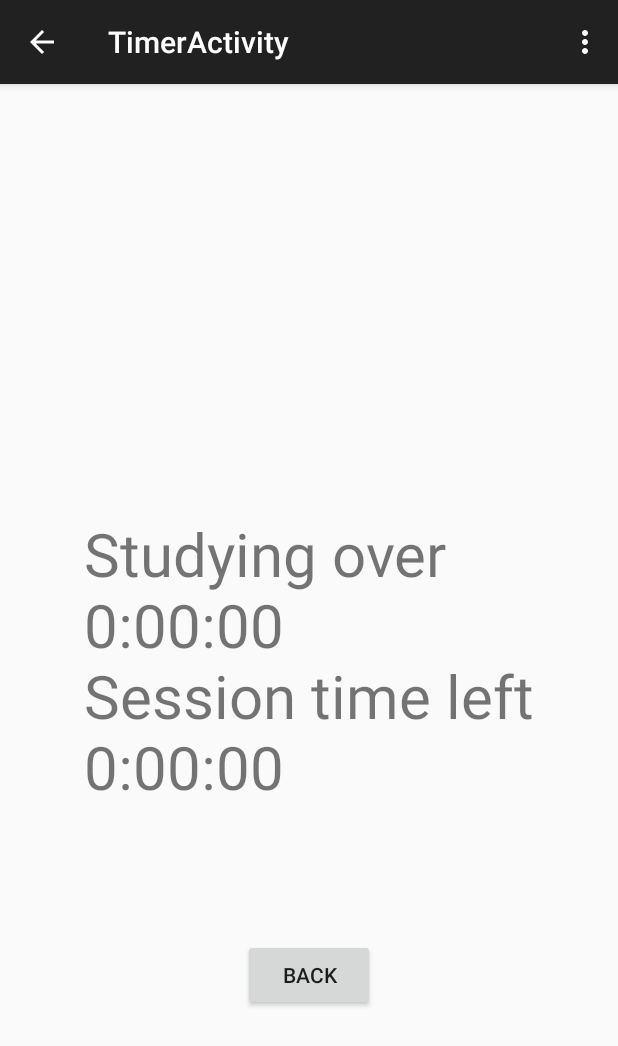
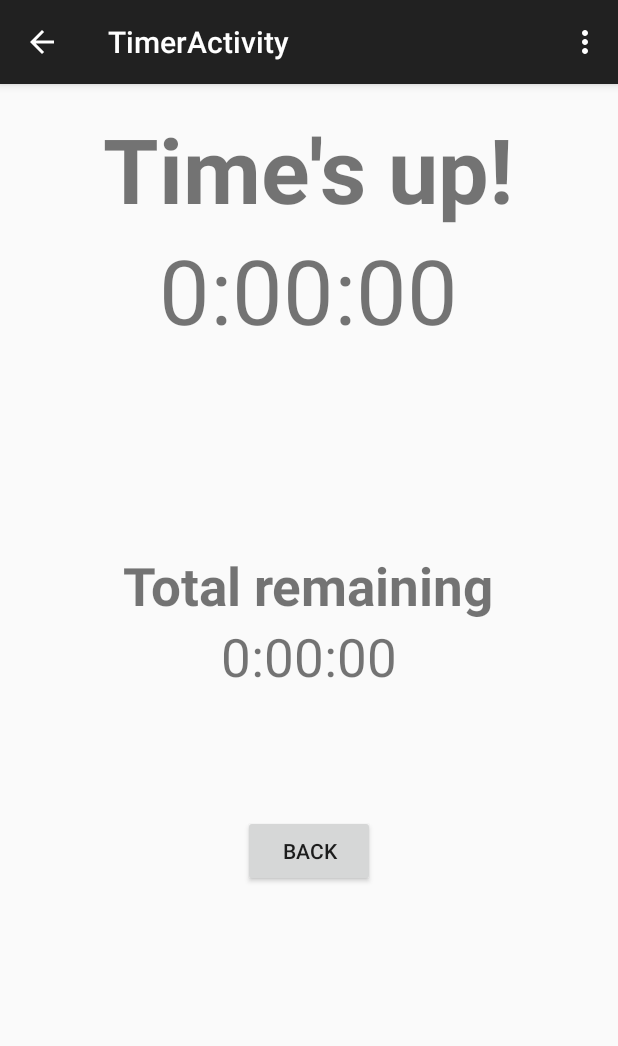
Before and after one commit to astonActiveTeam4/StudyTimer, an Android app: the TimerActivity screen opened directly, with no data from a screen before it, on a phone screen of 412 x 824 dp. Shown: the top 1046 px of the screen. Run offline under Robolectric (Android 15) with nearby library versions, the phone set to English and light mode, and no system bars.

Commit message:
Improved running timer UI.

```diff
--- a/StudyTimer/src/main/java/aston/team4/studytimer/TimerActivity.java
+++ b/StudyTimer/src/main/java/aston/team4/studytimer/TimerActivity.java
@@ -29,7 +29,10 @@ public class TimerActivity extends ActionBarActivity
     private static final String STUDY_ID = "study time";
     private static final String BREAK_ID = "break time";
 
-    private TextView timerText;
+    private TextView currentText;
+    private TextView currentTimer;
+    private TextView totalText;
+    private TextView totalTimer;
 
 //    private long startTime = 0L;
 
@@ -46,7 +49,12 @@ public class TimerActivity extends ActionBarActivity
         studyLength = getIntent().getLongExtra( STUDY_LENGTH, 0 );
         breakLength = getIntent().getLongExtra( BREAK_LENGTH, 0 );
 
-        timerText = (TextView) findViewById( R.id.TimerText );
+        currentText = (TextView) findViewById( R.id.currentText );
+        currentTimer = (TextView) findViewById( R.id.currentTimer );
+        totalText = (TextView) findViewById( R.id.totalText );
+        totalTimer = (TextView) findViewById( R.id.totalTimer );
+
+        totalText.setText("Total remaining");
 
         addTimer( STUDY_ID, studyLength );
 //        startService( intent );
@@ -95,7 +103,6 @@ public class TimerActivity extends ActionBarActivity
         this.finish(); // kill current activity
     }
 
-
     private void stopTimer( String sessionName )
     {
         Intent intent = new Intent( this, TimerService.class );
@@ -112,6 +119,8 @@ public class TimerActivity extends ActionBarActivity
 
     public void studyComplete()
     {
+        Vibrator v = (Vibrator) this.getSystemService(Context.VIBRATOR_SERVICE);
+        v.vibrate(1000);
 
 //        Notification.Builder nb = new Notification.Builder( this )
         Intent intent = new Intent();
@@ -128,9 +137,10 @@ public class TimerActivity extends ActionBarActivity
 
         notification.flags = Notification.FLAG_AUTO_CANCEL;
 
-
         NotificationManager nm = (NotificationManager) getSystemService( NOTIFICATION_SERVICE );
         nm.notify( 0, notification );
+
+        currentText.setText("Time's up!");
 
         Button stopButton = (Button) findViewById(R.id.stopButton);
         stopButton.setText("Back");
@@ -145,7 +155,7 @@ public class TimerActivity extends ActionBarActivity
         mins = mins % 60;
         secs = secs % 60;
 
-        String text = String.format( "%01d:%02d:%02d", hours, mins, secs );
+        String currentTime = String.format( "%01d:%02d:%02d", hours, mins, secs );
 
         //DEBUG PUT THIS SOMEWHERE ELSE
         secs = (int) sessionTimeLeft;
@@ -155,14 +165,10 @@ public class TimerActivity extends ActionBarActivity
         mins = mins % 60;
         secs = secs % 60;
 
-        if( mins == 0 && hours == 0) {
+        String totalTime = String.format( "%01d:%02d:%02d", hours, mins, secs );
 
-
-
-        }
-        String sessionText = String.format( "%01d:%02d:%02d", hours, mins, secs );
-
-        timerText.setText( timerName + "\n" + text + "\nSession time left\n" + sessionText );
+        currentTimer.setText(currentTime);
+        totalTimer.setText(totalTime);
     }
 
 
@@ -184,12 +190,9 @@ public class TimerActivity extends ActionBarActivity
             //Total session length over
             stopTimer( timerName );
 
-            updateTimer( sessionTimeLeft, intervalTimeLeft, "Studying over" );
-
             studyComplete();
             return;
         }
-
         if ( intervalTimeLeft <= 0 )
         {
             Log.d( "TimerActivity", "Stopping timer: " + timerName );
@@ -201,14 +204,16 @@ public class TimerActivity extends ActionBarActivity
             {
                 addTimer( BREAK_ID, breakLength );
                 totalTimeStudied += breakLength;
+                currentText.setText("Break time");
             }
             else if ( timerName.equals( BREAK_ID ) )
             {
                 addTimer( STUDY_ID, studyLength );
                 totalTimeStudied += studyLength;
+                currentText.setText("Study time");
             }
+
             Vibrator v = (Vibrator) this.getSystemService(Context.VIBRATOR_SERVICE);
-            // Vibrate for 500 milliseconds
             v.vibrate(500);
         }
 
--- a/StudyTimer/src/main/res/layout/activity_timer.xml
+++ b/StudyTimer/src/main/res/layout/activity_timer.xml
@@ -1,21 +1,52 @@
-<RelativeLayout xmlns:android="http://schemas.android.com/apk/res/android"
+<LinearLayout xmlns:android="http://schemas.android.com/apk/res/android"
                 xmlns:tools="http://schemas.android.com/tools"
+                android:orientation="vertical"
                 android:layout_width="match_parent"
                 android:layout_height="match_parent"
                 android:paddingLeft="@dimen/activity_horizontal_margin"
                 android:paddingRight="@dimen/activity_horizontal_margin"
                 android:paddingTop="@dimen/activity_vertical_margin"
                 android:paddingBottom="@dimen/activity_vertical_margin"
-                tools:context="aston.team4.studytimer.TimerActivity">
+                tools:context="aston.team4.studytimer.TimerActivity"
+    android:weightSum="1">
+
+    <TextView
+        android:layout_width="wrap_content"
+        android:layout_height="wrap_content"
+        android:text="Study time"
+        android:id="@+id/currentText"
+        android:layout_gravity="center_horizontal"
+        android:textSize="60sp"
+        android:textStyle="bold" />
 
     <TextView
             android:text="00:00:00"
             android:layout_width="wrap_content"
             android:layout_height="wrap_content"
-        android:textSize="40dp"
+            android:textSize="60sp"
             android:layout_centerVertical="true"
             android:layout_centerHorizontal="true"
-        android:id="@+id/TimerText"/>
+            android:id="@+id/currentTimer"
+            android:layout_gravity="center_horizontal"
+        android:layout_weight="0.31" />
+
+    <TextView
+        android:layout_width="wrap_content"
+        android:layout_height="wrap_content"
+        android:text="Total remaining"
+        android:id="@+id/totalText"
+        android:layout_gravity="center_horizontal"
+        android:textSize="35sp"
+        android:textStyle="bold" />
+
+    <TextView
+            android:layout_width="wrap_content"
+            android:layout_height="wrap_content"
+            android:text="00:00:00"
+            android:id="@+id/totalTimer"
+            android:layout_gravity="center_horizontal"
+            android:textSize="35sp"
+            android:layout_weight="0.19" />
 
     <Button
             android:layout_width="wrap_content"
@@ -24,8 +55,8 @@
             android:id="@+id/stopButton"
             android:singleLine="true"
             android:onClick="onStopButtonPressed"
-        android:layout_marginTop="88dp"
-        android:layout_below="@+id/TimerText"
-        android:layout_centerHorizontal="true" />
+            android:layout_alignBottom="@+id/runningTimers"
+            android:layout_centerHorizontal="true"
+            android:layout_gravity="center_horizontal" />
 
-</RelativeLayout>
+</LinearLayout>
```
Also changed, not shown: 1 other file. Lines whose indentation alone changed are shown as unchanged.
